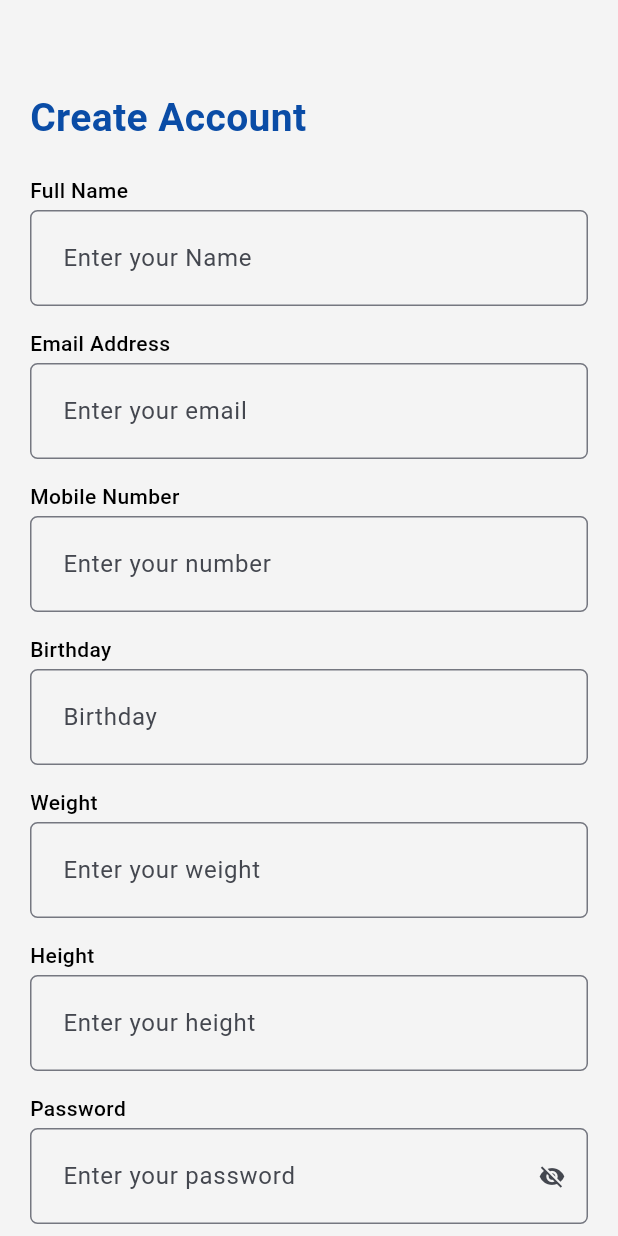
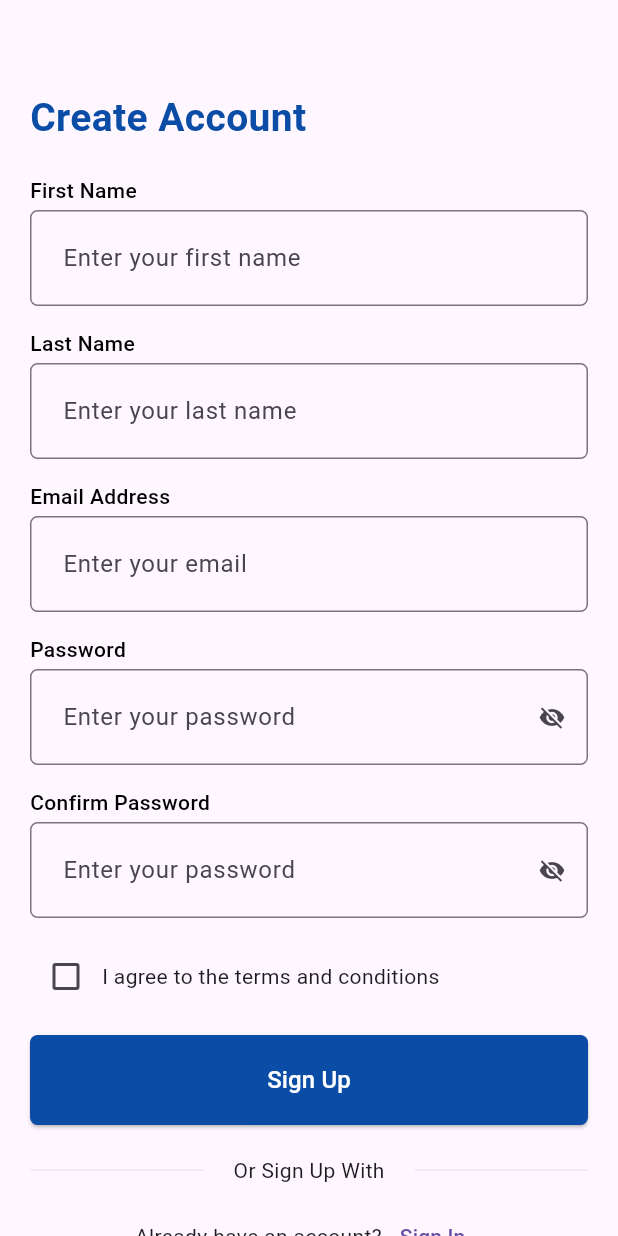
Before and after one commit to saimaboy/aarogya_meds, a Flutter app: the AppSignUp screen opened directly, on a phone screen of 412 x 824 dp. Run offline on Flutter 3.47's test engine with Material 3 defaults, Android fonts, the phone set to English and light mode, and no system bars; our stand-ins replace dropdown_button2, flutter_secure_storage, fluttertoast, image_picker; missing offline and left inert: jwt_decode; accounts and stored records are empty.

```diff
--- /dev/null
+++ b/lib/api_endpoint.dart
@@ -0,0 +1,7 @@
+class ApiConfig {
+  static const String baseUrl = 'http://10.0.2.2:3000/';
+
+  static String getEndpoint(String path) {
+    return baseUrl + path;
+  }
+}
--- a/lib/screens/patients/Auth/signup.dart
+++ b/lib/screens/patients/Auth/signup.dart
@@ -1,10 +1,16 @@
+// ignore_for_file: use_build_context_synchronously
+
+import 'dart:convert';
+import 'package:aarogya_meds/api_endpoint.dart';
 import 'package:aarogya_meds/screens/patients/Auth/signin.dart';
 import 'package:aarogya_meds/utils/common.dart';
+import 'package:aarogya_meds/utils/flutter_toast.dart';
 import 'package:aarogya_meds/widget/buttons/login_button.dart';
 import 'package:aarogya_meds/widget/textfields/input_pw_field.dart';
 import 'package:aarogya_meds/widget/textfields/input_text_field.dart';
 import 'package:flutter/material.dart';
 import 'package:intl/intl.dart';
+import 'package:http/http.dart' as http;
 
 class AppSignUp extends StatefulWidget {
   const AppSignUp({super.key});
@@ -14,14 +20,12 @@ class AppSignUp extends StatefulWidget {
 }
 
 class _AppSignUpState extends State<AppSignUp> {
-  final TextEditingController _nameController = TextEditingController();
+  final TextEditingController _fnameController = TextEditingController();
+  final TextEditingController _lnameController = TextEditingController();
   final TextEditingController _emailController = TextEditingController();
   final TextEditingController _pwController = TextEditingController();
   final TextEditingController _cpwController = TextEditingController();
-  final TextEditingController _bdayController = TextEditingController();
-  final TextEditingController _mobileController = TextEditingController();
-  final TextEditingController _weightController = TextEditingController();
-  final TextEditingController _heightController = TextEditingController();
+
   bool checked = false;
   final _formKey = GlobalKey<FormState>();
   DateTime selectedDate = DateTime.now();
@@ -35,10 +39,32 @@ class _AppSignUpState extends State<AppSignUp> {
         .then((value) {
       selectedDate = value!;
       setState(() {
-        String formatDate = DateFormat('y-MM-dd').format(selectedDate);
-        _bdayController.text = formatDate;
       });
     });
+  }
+
+  Future<void> registerUser() async {
+    final url = ApiConfig.getEndpoint('auth/register');
+    final response = await http.post(Uri.parse(url), body: {
+      'firstName': _fnameController.text,
+      'lastName': _lnameController.text,
+      'email': _emailController.text,
+      'password': _pwController.text,
+    });
+
+    if (response.statusCode == 200) {
+      AppToastmsg.appToastMeassage("Registration successful");
+      Navigator.pushReplacement(
+        context,
+        MaterialPageRoute(
+          builder: (context) => const AppSignin(),
+        ),
+      );
+    } else {
+      final jsonResponse = json.decode(response.body);
+      final errorMessage = jsonResponse['message'];
+      AppToastmsg.appToastMeassage(errorMessage.toString());
+    }
   }
 
   @override
@@ -59,9 +85,15 @@ class _AppSignUpState extends State<AppSignUp> {
                   crossAxisAlignment: CrossAxisAlignment.start,
                   children: [
                     AppTextFormField(
-                      controller: _nameController,
-                      fieldName: 'Full Name',
-                      hintText: 'Enter your Name',
+                      controller: _fnameController,
+                      fieldName: 'First Name',
+                      hintText: 'Enter your first name',
+                      errormsg: 'Can\'t be empty',
+                    ),
+                    AppTextFormField(
+                      controller: _lnameController,
+                      fieldName: 'Last Name',
+                      hintText: 'Enter your last name',
                       errormsg: 'Can\'t be empty',
                     ),
                     AppTextFormField(
@@ -70,33 +102,6 @@ class _AppSignUpState extends State<AppSignUp> {
                       hintText: 'Enter your email',
                       errormsg: 'Can\'t be empty',
                       inputtype: TextInputType.emailAddress,
-                    ),
-                    AppTextFormField(
-                      controller: _mobileController,
-                      fieldName: 'Mobile Number',
-                      hintText: 'Enter your number',
-                      errormsg: 'Can\'t be empty',
-                    ),
-                    AppTextFormField(
-                      hintText: 'Birthday',
-                      controller: _bdayController,
-                      readOnly: true,
-                      onTap: datePicker,
-                      fieldName: 'Birthday',
-                    ),
-                    AppTextFormField(
-                      controller: _weightController,
-                      fieldName: 'Weight',
-                      hintText: 'Enter your weight',
-                      errormsg: 'Can\'t be empty',
-                      inputtype: TextInputType.number,
-                    ),
-                    AppTextFormField(
-                      controller: _heightController,
-                      fieldName: 'Height',
-                      hintText: 'Enter your height',
-                      errormsg: 'Can\'t be empty',
-                      inputtype: TextInputType.number,
                     ),
                     AppPwFormField(
                       controller: _pwController,
@@ -141,7 +146,9 @@ class _AppSignUpState extends State<AppSignUp> {
                     AppPrimaryBtn(
                       btnText: 'Sign Up',
                       onPressed: () {
-                        if (_formKey.currentState!.validate()) {}
+                        if (_formKey.currentState!.validate()) {
+                          registerUser();
+                        }
                       },
                     ),
                     const Padding(
--- a/lib/screens/patients/Home/home_main.dart
+++ b/lib/screens/patients/Home/home_main.dart
@@ -25,7 +25,7 @@ class _HomeMainState extends State<HomeMain> {
         title: "",
         isHome: true,
       ),
-      drawer: const CustomDrawer(),
+      drawer:  CustomDrawer(),
       body: SingleChildScrollView(
         child: Stack(
           children: [
--- a/lib/screens/patients/Inbox/inbox_page.dart
+++ b/lib/screens/patients/Inbox/inbox_page.dart
@@ -13,7 +13,7 @@ class InboxPage extends StatelessWidget {
         title: "Chats",
         isHome: true,
       ),
-      drawer: const CustomDrawer(),
+      drawer:  CustomDrawer(),
       body: Padding(
         padding: const EdgeInsets.only(top: 10),
         child: ListView.builder(
--- a/lib/screens/patients/Prescription/orders.dart
+++ b/lib/screens/patients/Prescription/orders.dart
@@ -14,7 +14,7 @@ class PrescriptionOrder extends StatelessWidget {
         title: "My Prescription",
         isHome: true,
       ),
-      drawer: const CustomDrawer(),
+      drawer:  CustomDrawer(),
       body: Padding(
         padding: appPagePadding,
         child: Column(
--- a/lib/screens/patients/Profile/profile_main.dart
+++ b/lib/screens/patients/Profile/profile_main.dart
@@ -19,7 +19,7 @@ class _ProfilePageState extends State<ProfilePage> {
         title: "Profile",
         isHome: true,
       ),
-      drawer: const CustomDrawer(),
+      drawer:  CustomDrawer(),
       body: SingleChildScrollView(
         child: Container(
           padding: const EdgeInsets.all(16.0),
--- a/pubspec.yaml
+++ b/pubspec.yaml
@@ -39,6 +39,11 @@ dependencies:
   dropdown_button2: ^2.3.9
   intl: ^0.19.0
   image_picker: ^1.0.7
+  http: ^1.2.1
+  fluttertoast: ^8.2.4
+  flutter_secure_storage: ^9.0.0
+  provider: ^6.1.2
+  jwt_decode: ^0.3.1
 
 dev_dependencies:
   flutter_test:
```
Also changed, not shown: lib/main.dart (+28 -4 lines), lib/models/pharmacy.dart (+9 -0 lines), lib/screens/patients/Auth/auth_service.dart (added, +19 -0 lines), lib/screens/patients/Auth/auth_state.dart (added, +31 -0 lines), lib/screens/patients/Auth/signin.dart (+38 -1 lines), lib/screens/patients/Pharmarcy/pharmacy_list.dart (+41 -28 lines), lib/screens/patients/Reminder/reminder_screen.dart (+49 -3 lines), lib/utils/flutter_toast.dart (added, +16 -0 lines), lib/widget/drawer.dart (+57 -8 lines).
